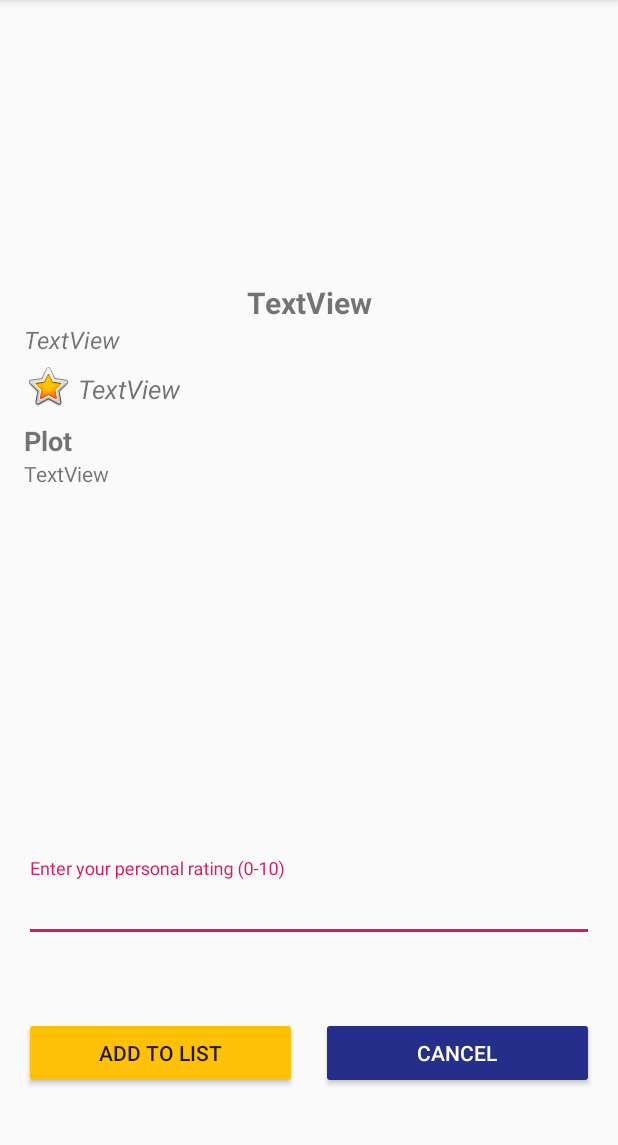
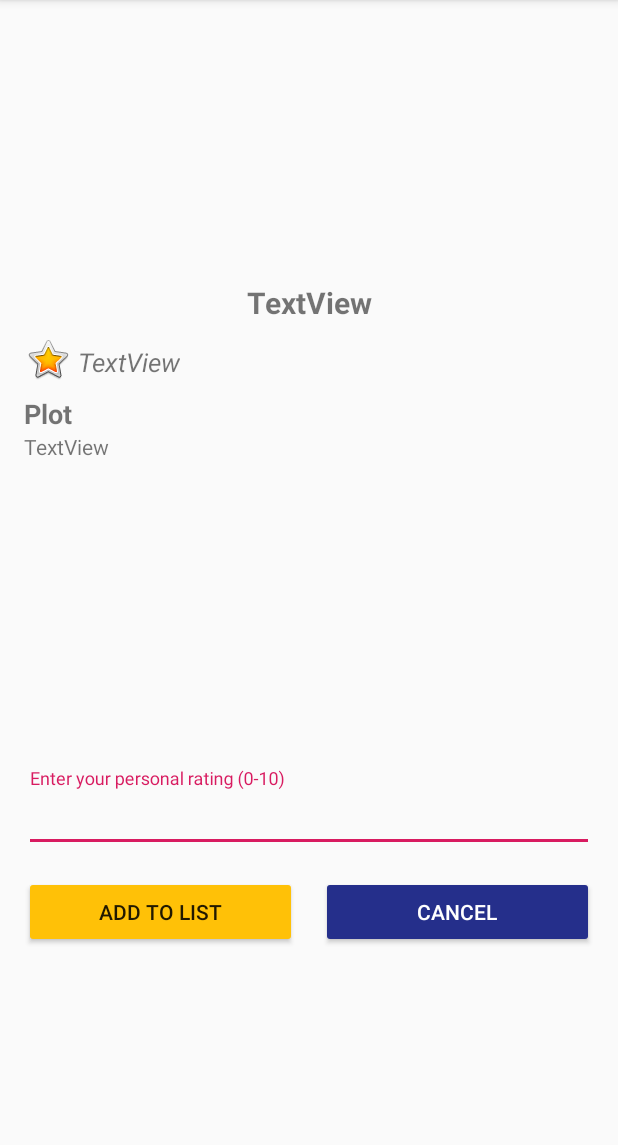
Before and after one commit to joe-vrolijk/TopMoviesFavs, an Android app: the MovieDetails screen opened directly, with no data from a screen before it, on a phone screen of 412 x 824 dp, the part 84-1229 px from its top. Run offline under Robolectric (Android 15) with nearby library versions, the phone set to English and light mode, and no system bars; pictures from the network do not load; 6 statements that could not run were skipped.

Commit message:
Added MovieDetail Screen and fixed bugs

```diff
--- a/app/src/main/java/nl/joevrolijk/topmoviesfavs/model/Movie.kt
+++ b/app/src/main/java/nl/joevrolijk/topmoviesfavs/model/Movie.kt
@@ -15,11 +15,11 @@ data class Movie (
     @SerializedName("release_date") val releaseDate : String,
     @SerializedName("original_language") val originalLanguage : String,
     @SerializedName("original_title") val originalTitle : String,
-    @SerializedName("backdrop_path") val backdropPath : String,
+    @SerializedName("backdrop_path") val backdropPath: String?,
     @SerializedName("genre_ids") val genreIds : List<Int>,
     @SerializedName("adult") val adult : Boolean,
     @SerializedName("overview") val overview : String,
-    @SerializedName("poster_path") val posterPath : String
+    @SerializedName("poster_path") val posterPath: String?
 
 
 ): Parcelable {
--- a/app/src/main/java/nl/joevrolijk/topmoviesfavs/ui/SearchMovie.kt
+++ b/app/src/main/java/nl/joevrolijk/topmoviesfavs/ui/SearchMovie.kt
@@ -1,5 +1,6 @@
 package nl.joevrolijk.topmoviesfavs.ui
 
+import android.content.Intent
 import android.os.Bundle
 import android.util.Log
 import android.widget.Toast
@@ -60,7 +61,9 @@ class SearchMovie : AppCompatActivity() {
     }
 
     private fun onMovieClick(movie: Movie) {
-        Toast.makeText(this, "CLICKED ON MOVIE: " + movie.title, Toast.LENGTH_LONG).show()
+        val intent = Intent(this, MovieDetails::class.java)
+        intent.putExtra(EXTRA_MOVIE, movie)
+        startActivity(intent)
     }
 
     companion object {
--- a/app/src/main/res/layout/activity_movie_details.xml
+++ b/app/src/main/res/layout/activity_movie_details.xml
@@ -10,6 +10,7 @@
         android:id="@+id/info-backdrop"
         android:layout_width="0dp"
         android:layout_height="180dp"
+        android:scaleType="fitXY"
         app:layout_constraintEnd_toEndOf="parent"
         app:layout_constraintStart_toStartOf="parent"
         app:layout_constraintTop_toTopOf="parent"
@@ -30,36 +31,25 @@
         app:layout_constraintTop_toBottomOf="@+id/info-backdrop" />
 
     <TextView
-        android:id="@+id/info-year"
-        android:layout_width="wrap_content"
-        android:layout_height="wrap_content"
-        android:layout_marginStart="16dp"
-        android:text="TextView"
-        android:textSize="16sp"
-        android:textStyle="italic"
-        app:layout_constraintStart_toStartOf="parent"
-        app:layout_constraintTop_toBottomOf="@+id/info-title" />
-
-    <TextView
         android:id="@+id/info-public-rating"
         android:layout_width="wrap_content"
         android:layout_height="wrap_content"
         android:layout_marginLeft="4dp"
-        android:layout_marginTop="10dp"
+        android:layout_marginTop="14dp"
         android:text="TextView"
         android:textSize="17sp"
         android:textStyle="italic"
         app:layout_constraintStart_toEndOf="@+id/imageView3"
-        app:layout_constraintTop_toBottomOf="@+id/info-year" />
+        app:layout_constraintTop_toBottomOf="@+id/info-title" />
 
     <ImageView
         android:id="@+id/imageView3"
         android:layout_width="wrap_content"
         android:layout_height="wrap_content"
         android:layout_marginLeft="16dp"
-        android:layout_marginTop="4dp"
+        android:layout_marginTop="8dp"
         app:layout_constraintStart_toStartOf="parent"
-        app:layout_constraintTop_toBottomOf="@+id/info-year"
+        app:layout_constraintTop_toBottomOf="@+id/info-title"
         app:srcCompat="@android:drawable/btn_star_big_on" />
 
     <TextView
@@ -77,7 +67,7 @@
     <TextView
         android:id="@+id/info-overview"
         android:layout_width="0dp"
-        android:layout_height="250dp"
+        android:layout_height="200dp"
         android:layout_marginLeft="16dp"
         android:layout_marginRight="16dp"
         android:text="TextView"
@@ -90,7 +80,7 @@
         android:layout_width="0dp"
         android:layout_height="wrap_content"
         android:layout_marginLeft="16dp"
-        android:layout_marginTop="16dp"
+        android:layout_marginTop="24dp"
         android:layout_marginRight="16dp"
         app:layout_constraintEnd_toEndOf="parent"
         app:layout_constraintStart_toStartOf="parent"
@@ -108,11 +98,10 @@
         android:layout_width="0dp"
         android:layout_height="wrap_content"
         android:layout_marginLeft="16dp"
-        android:layout_marginTop="8dp"
+        android:layout_marginTop="16dp"
         android:layout_marginRight="8dp"
         android:backgroundTint="#FFC107"
         android:text="@string/addToList"
-        app:layout_constraintBottom_toBottomOf="parent"
         app:layout_constraintEnd_toStartOf="@+id/info-btn-cancel"
         app:layout_constraintHorizontal_bias="0.5"
         app:layout_constraintStart_toStartOf="parent"
@@ -123,12 +112,11 @@
         android:layout_width="0dp"
         android:layout_height="wrap_content"
         android:layout_marginLeft="8dp"
-        android:layout_marginTop="8dp"
+        android:layout_marginTop="16dp"
         android:layout_marginRight="16dp"
         android:backgroundTint="#252F8B"
         android:text="@string/cancel"
         android:textColor="#FFFFFF"
-        app:layout_constraintBottom_toBottomOf="parent"
         app:layout_constraintEnd_toEndOf="parent"
         app:layout_constraintHorizontal_bias="0.5"
         app:layout_constraintStart_toEndOf="@+id/info-btn-add"
```
Also changed, not shown: app/src/main/java/nl/joevrolijk/topmoviesfavs/ui/MovieDetails.kt (+29 -0 lines), app/src/main/java/nl/joevrolijk/topmoviesfavs/ui/SearchMovieAdapter.kt (+10 -2 lines).
